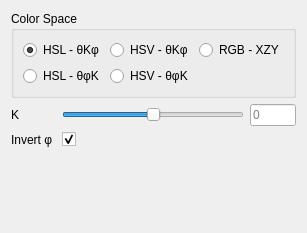
This is include/pli_vis/ui/plugins/color_toolbox.ui in VRGroupRWTH/pli_view as Qt 5 draws it before an edit. The edited form follows.
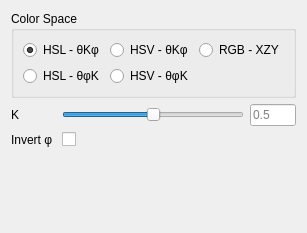
This is the edited form.

What changed in the file:
```diff
--- a/include/pli_vis/ui/plugins/color_toolbox.ui
+++ b/include/pli_vis/ui/plugins/color_toolbox.ui
@@ -6,7 +6,7 @@
    <rect>
     <x>0</x>
     <y>0</y>
-    <width>262</width>
+    <width>264</width>
     <height>233</height>
    </rect>
   </property>
@@ -117,7 +117,7 @@
       <set>Qt::AlignLeading|Qt::AlignLeft|Qt::AlignVCenter</set>
      </property>
      <property name="placeholderText">
-      <string>0</string>
+      <string>0.5</string>
      </property>
     </widget>
    </item>
@@ -137,7 +137,7 @@
       <string/>
      </property>
      <property name="checked">
-      <bool>true</bool>
+      <bool>false</bool>
      </property>
     </widget>
    </item>
```
